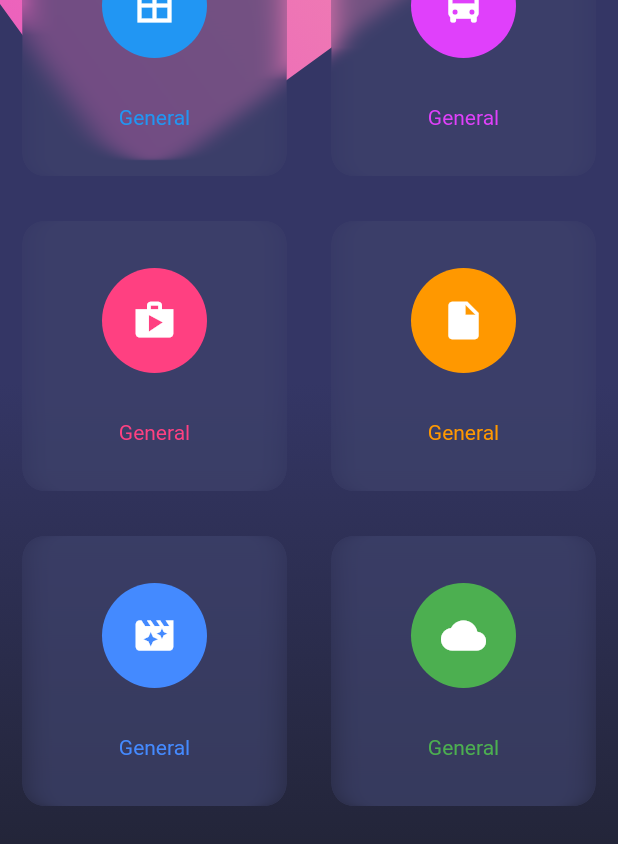
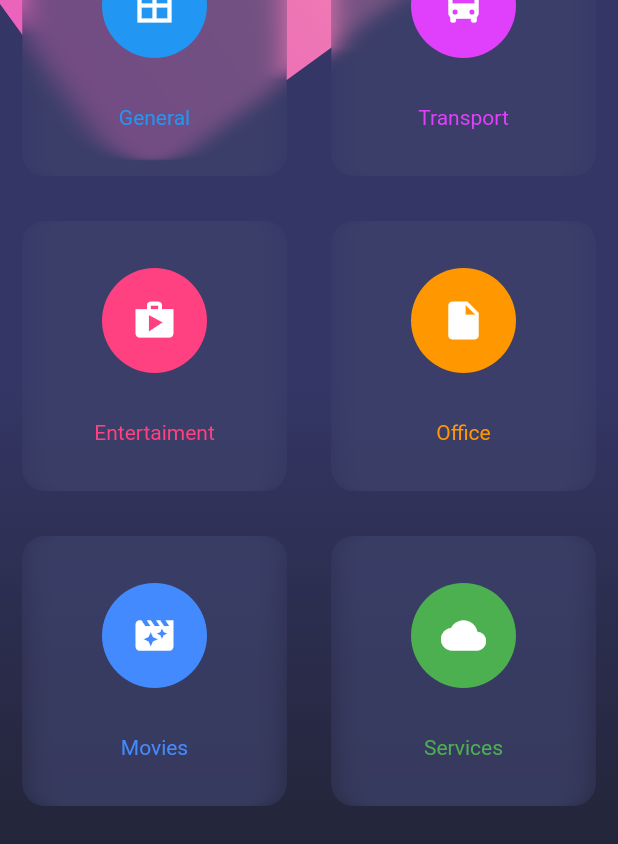
Before and after one commit to miguelopezv/menu_layout, a Flutter app: the MenuPage screen opened by its route, on a phone screen of 412 x 824 dp. Shown: the part 307-1151 px from the top of the screen. Run offline on Flutter 3.47's test engine with Material 2 defaults, Android fonts, the phone set to English and light mode, and no system bars.

```diff
--- a/lib/pages/menu_page.dart
+++ b/lib/pages/menu_page.dart
@@ -118,19 +118,19 @@ class MenuPage extends StatelessWidget {
       children: [
         TableRow(children: [
           _card(Colors.blue, Icons.border_all, 'General'),
-          _card(Colors.purpleAccent, Icons.directions_bus, 'General'),
+          _card(Colors.purpleAccent, Icons.directions_bus, 'Transport'),
         ]),
         TableRow(children: [
-          _card(Colors.pinkAccent, Icons.shop, 'General'),
-          _card(Colors.orange, Icons.insert_drive_file, 'General'),
+          _card(Colors.pinkAccent, Icons.shop, 'Entertaiment'),
+          _card(Colors.orange, Icons.insert_drive_file, 'Office'),
         ]),
         TableRow(children: [
-          _card(Colors.blueAccent, Icons.movie_filter, 'General'),
-          _card(Colors.green, Icons.cloud, 'General'),
+          _card(Colors.blueAccent, Icons.movie_filter, 'Movies'),
+          _card(Colors.green, Icons.cloud, 'Services'),
         ]),
         TableRow(children: [
-          _card(Colors.red, Icons.collections, 'General'),
-          _card(Colors.teal, Icons.help_outline, 'General'),
+          _card(Colors.red, Icons.collections, 'Vacation'),
+          _card(Colors.teal, Icons.help_outline, 'Others'),
         ]),
       ],
     );
```
